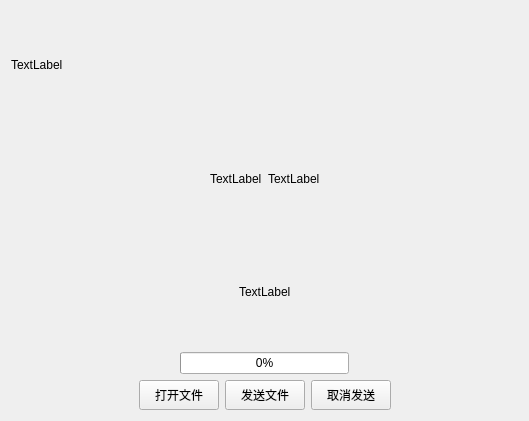
hhyvs111/FileManagement, file FileManagement/UploadFile.ui: the form before one commit.
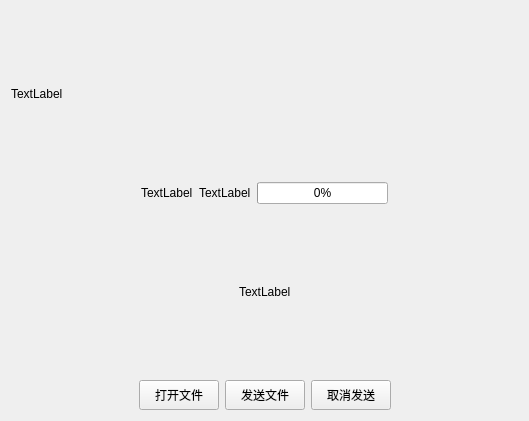
The form after the commit.

```diff
--- a/FileManagement/UploadFile.ui
+++ b/FileManagement/UploadFile.ui
@@ -60,6 +60,17 @@
        </item>
       </layout>
      </item>
+     <item>
+      <layout class="QHBoxLayout" name="horizontalLayout_2">
+       <item>
+        <widget class="QProgressBar" name="sendProgressBar">
+         <property name="value">
+          <number>0</number>
+         </property>
+        </widget>
+       </item>
+      </layout>
+     </item>
      <item>
       <spacer name="horizontalSpacer_12">
        <property name="orientation">
@@ -112,43 +123,6 @@
      </item>
     </layout>
    </item>
-   <item>
-    <layout class="QHBoxLayout" name="horizontalLayout_2">
-     <item>
-      <spacer name="horizontalSpacer_5">
-       <property name="orientation">
-        <enum>Qt::Horizontal</enum>
-       </property>
-       <property name="sizeHint" stdset="0">
-        <size>
-         <width>40</width>
-         <height>20</height>
-        </size>
-       </property>
-      </spacer>
-     </item>
-     <item>
-      <widget class="QProgressBar" name="sendProgressBar">
-       <property name="value">
-        <number>0</number>
-       </property>
-      </widget>
-     </item>
-     <item>
-      <spacer name="horizontalSpacer_6">
-       <property name="orientation">
-        <enum>Qt::Horizontal</enum>
-       </property>
-       <property name="sizeHint" stdset="0">
-        <size>
-         <width>40</width>
-         <height>20</height>
-        </size>
-       </property>
-      </spacer>
-     </item>
-    </layout>
-   </item>
    <item>
     <layout class="QHBoxLayout" name="horizontalLayout">
      <item>
```
